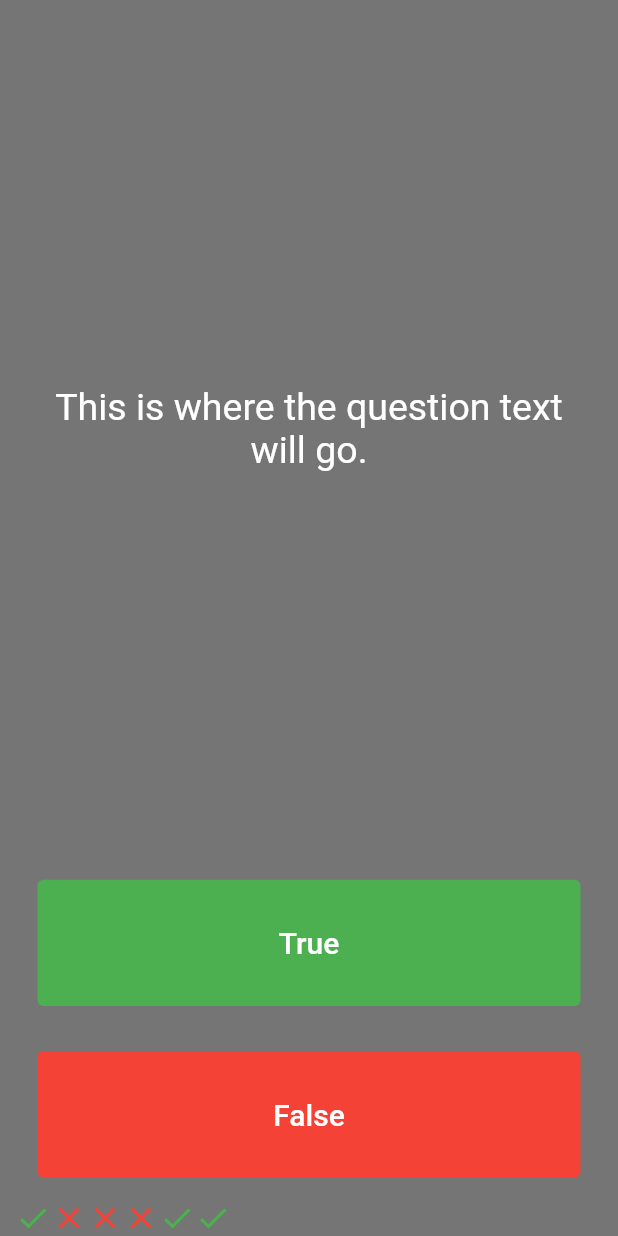
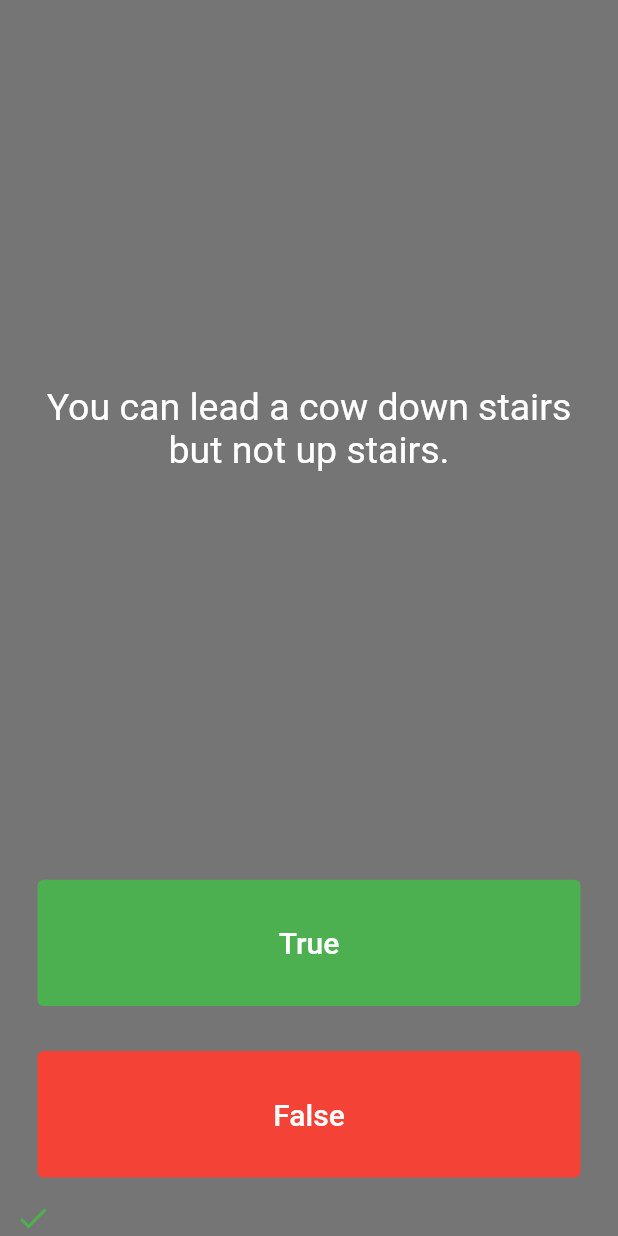
Before and after one commit to AlaaEddinAlbarghoth/quizzler_flutter, a Flutter app: the screen it shows after launch, after a tap on "True", on a phone screen of 412 x 824 dp. Run offline on Flutter 3.47's test engine with Material 2 defaults, Android fonts, the phone set to English and light mode, and no system bars; our stand-ins replace rflutter_alert.

```diff
--- a/lib/main.dart
+++ b/lib/main.dart
@@ -1,6 +1,8 @@
 import 'package:flutter/material.dart';
+import 'package:quizzler_flutter/questions_brain.dart';
+import 'package:rflutter_alert/rflutter_alert.dart';
 
-void main() => runApp(Quizzler());
+void main() => runApp(const Quizzler());
 
 class Quizzler extends StatelessWidget {
   const Quizzler({Key? key}) : super(key: key);
@@ -30,14 +32,52 @@ class QuizPage extends StatefulWidget {
 }
 
 class _QuizPageState extends State<QuizPage> {
-  List<Icon> scoreKeeper = [
-    const Icon(Icons.check, color: Colors.green),
-    const Icon(Icons.close, color: Colors.red),
-    const Icon(Icons.close, color: Colors.red),
-    const Icon(Icons.close, color: Colors.red),
-    const Icon(Icons.check, color: Colors.green),
-    const Icon(Icons.check, color: Colors.green),
-  ];
+  List<Icon> scoreKeeper = [];
+  QuestionBrain quizBrain = QuestionBrain();
+
+  void clearState() {
+    quizBrain.reset();
+    scoreKeeper.clear();
+    quizBrain.nextQuestion();
+  }
+
+  void checkAnswer(bool userPickedAnswer) {
+    bool correctAnswer = quizBrain.getCorrectAnswer();
+
+    if (!quizBrain.hasNext()) {
+      Alert(
+        context: context,
+        type: AlertType.info,
+        title: "Finished",
+        desc: "You've reached the end of the quiz.",
+        buttons: [
+          DialogButton(
+            onPressed: () {
+              setState(() {
+                clearState();
+              });
+              Navigator.pop(context);
+            },
+            width: 120,
+            color: Colors.blue,
+            child: const Text(
+              "Cancel",
+              style: TextStyle(color: Colors.white, fontSize: 20),
+            ),
+          )
+        ],
+      ).show();
+    } else {
+      setState(() {
+        if (userPickedAnswer == correctAnswer) {
+          scoreKeeper.add(const Icon(Icons.check, color: Colors.green));
+        } else {
+          scoreKeeper.add(const Icon(Icons.close, color: Colors.red));
+        }
+        quizBrain.nextQuestion();
+      });
+    }
+  }
 
   @override
   Widget build(BuildContext context) {
@@ -45,17 +85,21 @@ class _QuizPageState extends State<QuizPage> {
       mainAxisAlignment: MainAxisAlignment.spaceBetween,
       crossAxisAlignment: CrossAxisAlignment.stretch,
       children: [
-        const Expanded(
+        Expanded(
           flex: 5,
-          child: Padding(
-            padding: EdgeInsets.all(10.0),
+          child: Center(
             child: Center(
-              child: Text('This is where the question text will go.',
-                  textAlign: TextAlign.center,
-                  style: TextStyle(
-                    fontSize: 25.0,
-                    color: Colors.white,
-                  )),
+              child: Padding(
+                padding: const EdgeInsets.all(10.0),
+                child: Center(
+                  child: Text(quizBrain.getQuestionText(),
+                      textAlign: TextAlign.center,
+                      style: const TextStyle(
+                        fontSize: 25.0,
+                        color: Colors.white,
+                      )),
+                ),
+              ),
             ),
           ),
         ),
@@ -73,7 +117,9 @@ class _QuizPageState extends State<QuizPage> {
                   fontSize: 20.0,
                 ),
               ),
-              onPressed: () {},
+              onPressed: () {
+                checkAnswer(true);
+              },
             ),
           ),
         ),
@@ -91,7 +137,9 @@ class _QuizPageState extends State<QuizPage> {
                   color: Colors.white,
                 ),
               ),
-              onPressed: () {},
+              onPressed: () {
+                checkAnswer(false);
+              },
             ),
           ),
         ),
--- /dev/null
+++ b/lib/questions.dart
@@ -0,0 +1,6 @@
+class Question {
+  String questionText;
+  bool questionAnswer;
+
+  Question(this.questionText, this.questionAnswer);
+}
--- /dev/null
+++ b/lib/questions_brain.dart
@@ -0,0 +1,57 @@
+import 'package:quizzler_flutter/questions.dart';
+
+class QuestionBrain {
+  int _questionNo = 0;
+
+  final List<Question> _questionsBank = [
+    Question('Some cats are actually allergic to humans', true),
+    Question('You can lead a cow down stairs but not up stairs.', false),
+    Question('Approximately one quarter of human bones are in the feet.', true),
+    Question('A slug\'s blood is green.', true),
+    Question('Buzz Aldrin\'s mother\'s maiden name was \"Moon\".', true),
+    Question('It is illegal to pee in the Ocean in Portugal.', true),
+    Question(
+        'No piece of square dry paper can be folded in half more than 7 times.',
+        false),
+    Question(
+        'In London, UK, if you happen to die in the House of Parliament, you are technically entitled to a state funeral, because the building is considered too sacred a place.',
+        true),
+    Question(
+        'The loudest sound produced by any animal is 188 decibels. That animal is the African Elephant.',
+        false),
+    Question(
+        'The total surface area of two human lungs is approximately 70 square metres.',
+        true),
+    Question('Google was originally called \"Backrub\".', true),
+    Question(
+        'Chocolate affects a dog\'s heart and nervous system; a few ounces are enough to kill a small dog.',
+        true),
+    Question(
+        'In West Virginia, USA, if you accidentally hit an animal with your car, you are free to take it home to eat.',
+        true),
+  ];
+
+  void reset() {
+    _questionNo = 0;
+  }
+
+  bool isNewSet() {
+    return _questionNo == 0;
+  }
+
+  bool hasNext() {
+    if (_questionNo < _questionsBank.length - 1) {
+      return true;
+    } else {
+      return false;
+    }
+  }
+
+  void nextQuestion() {
+    if (_questionNo < _questionsBank.length - 1) _questionNo++;
+  }
+
+  String getQuestionText() => _questionsBank[_questionNo].questionText;
+
+  bool getCorrectAnswer() => _questionsBank[_questionNo].questionAnswer;
+}
```
Also changed, not shown: pubspec.yaml (+1 -64 lines), pubspec.lock.
